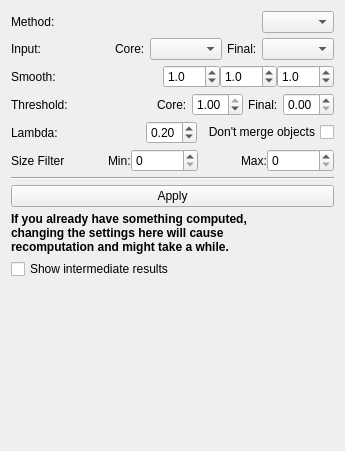
Qt form ilastik/applets/thresholdTwoLevels/drawer.ui (ilastik/ilastik) before a commit.
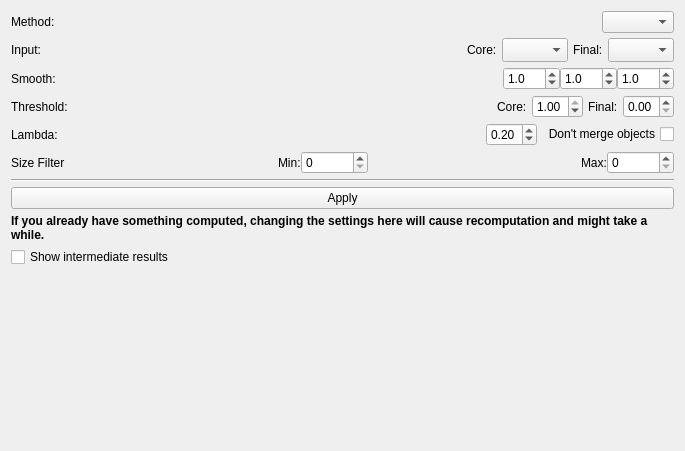
The same form after that commit.

Commit message: make comboboxes same size, add word wrap to label

The edit to the form file:
```diff
--- a/ilastik/applets/thresholdTwoLevels/drawer.ui
+++ b/ilastik/applets/thresholdTwoLevels/drawer.ui
@@ -6,7 +6,7 @@
    <rect>
     <x>0</x>
     <y>0</y>
-    <width>345</width>
+    <width>685</width>
     <height>451</height>
    </rect>
   </property>
@@ -80,7 +80,14 @@
       </widget>
      </item>
      <item>
-      <widget class="QComboBox" name="coreChannelComboBox"/>
+      <widget class="QComboBox" name="coreChannelComboBox">
+       <property name="sizeAdjustPolicy">
+        <enum>QComboBox::AdjustToMinimumContentsLengthWithIcon</enum>
+       </property>
+       <property name="minimumContentsLength">
+        <number>2</number>
+       </property>
+      </widget>
      </item>
      <item>
       <widget class="QLabel" name="finalChannelLabel">
@@ -93,7 +100,14 @@
       </widget>
      </item>
      <item>
-      <widget class="QComboBox" name="inputChannelComboBox"/>
+      <widget class="QComboBox" name="inputChannelComboBox">
+       <property name="sizeAdjustPolicy">
+        <enum>QComboBox::AdjustToMinimumContentsLengthWithIcon</enum>
+       </property>
+       <property name="minimumContentsLength">
+        <number>2</number>
+       </property>
+      </widget>
      </item>
     </layout>
    </item>
@@ -443,9 +457,10 @@
       <string>&lt;html&gt;&lt;head/&gt;&lt;body&gt;&lt;p&gt;The reason for the recomputation is that objects change shape if you change the settings of this applet. The object features have to be recalculated accordingly. Besides, if you have already annotated objects in one of the downstream applets, their labels have to be transfered to the new objects.&lt;/p&gt;&lt;/body&gt;&lt;/html&gt;</string>
      </property>
      <property name="text">
-      <string>If you already have something computed,
-changing the settings here will cause
-recomputation and might take a while.</string>
+      <string>If you already have something computed, changing the settings here will cause recomputation and might take a while.</string>
+     </property>
+     <property name="wordWrap">
+      <bool>true</bool>
      </property>
     </widget>
    </item>
```
